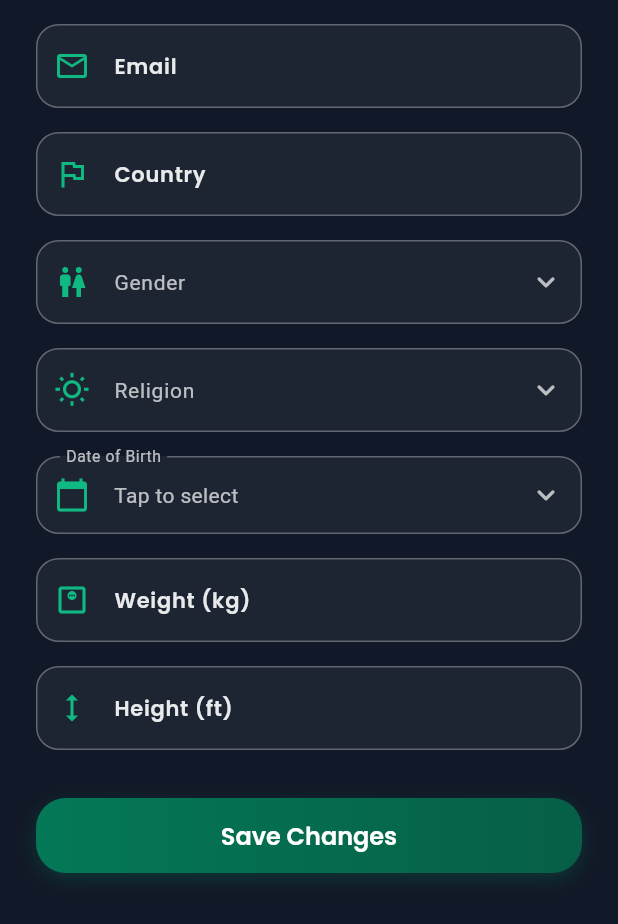
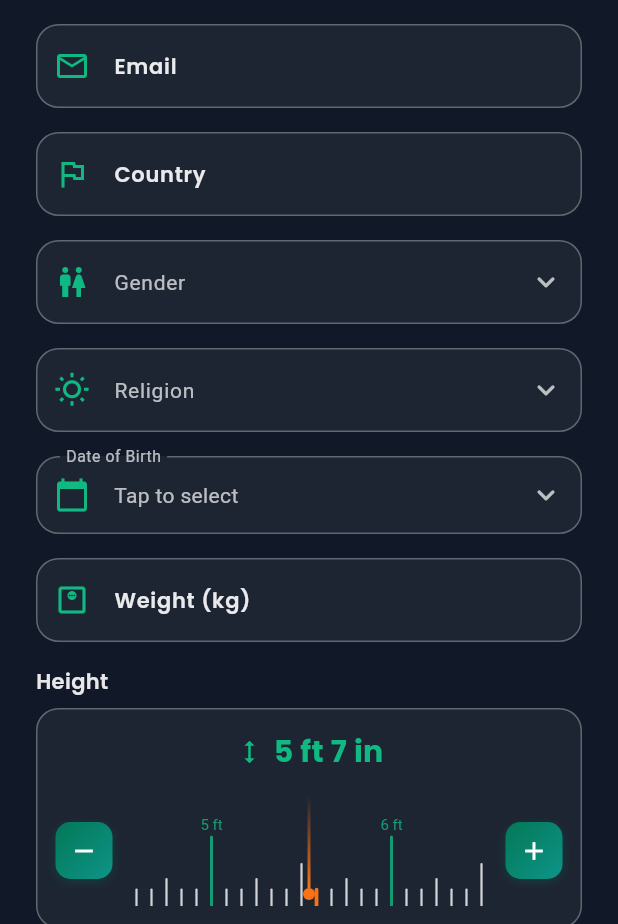
Before and after one commit to me-sharif-hasan/kikhabo-frontend, a Flutter app: the EditProfileScreen screen opened by its route, on a phone screen of 412 x 824 dp, the part 312-1236 px from its top. Run offline on Flutter 3.47's test engine with Material 3 defaults, Android fonts, the phone set to English and light mode, and no system bars; our stand-ins replace cached_network_image, dio, file_picker, firebase_analytics, firebase_core, firebase_messaging and 13 more; missing offline and left inert: gal, youtube_explode_dart; accounts and stored records are empty.

Commit message:
feat: Add HeightScalePicker widget and integrate height selection in registration and edit profile screens

```diff
--- a/lib/presentation/screens/dashboard/edit_profile_screen.dart
+++ b/lib/presentation/screens/dashboard/edit_profile_screen.dart
@@ -8,6 +8,7 @@ import '../../../core/theme/theme_provider.dart';
 import '../../../domain/providers/user_provider.dart';
 import '../../widgets/glass_button.dart';
 import '../../widgets/glass_text_field.dart';
+import '../../widgets/height_scale_picker.dart';
 
 class EditProfileScreen extends ConsumerStatefulWidget {
   const EditProfileScreen({super.key});
@@ -24,7 +25,7 @@ class _EditProfileScreenState extends ConsumerState<EditProfileScreen> {
   late TextEditingController _emailController;
   late TextEditingController _countryController;
   late TextEditingController _weightController;
-  late TextEditingController _heightController;
+  int _selectedHeightInches = 67; // default 5 ft 7 in
 
   String? _selectedGender;
   String? _selectedReligion;
@@ -43,7 +44,6 @@ class _EditProfileScreenState extends ConsumerState<EditProfileScreen> {
     _emailController = TextEditingController();
     _countryController = TextEditingController();
     _weightController = TextEditingController();
-    _heightController = TextEditingController();
   }
 
   @override
@@ -57,7 +57,9 @@ class _EditProfileScreenState extends ConsumerState<EditProfileScreen> {
         _emailController.text = user.email;
         _countryController.text = user.country ?? '';
         _weightController.text = user.weightInKg?.toString() ?? '';
-        _heightController.text = user.heightInFt?.toString() ?? '';
+        if (user.heightInFt != null && user.heightInFt! > 0) {
+          _selectedHeightInches = (user.heightInFt! * 12).round().clamp(12, 96);
+        }
         _selectedGender = _genders.contains(user.gender) ? user.gender : null;
         _selectedReligion = _religions.contains(user.religion) ? user.religion : null;
         if (user.dateOfBirth != null) {
@@ -78,7 +80,6 @@ class _EditProfileScreenState extends ConsumerState<EditProfileScreen> {
     _emailController.dispose();
     _countryController.dispose();
     _weightController.dispose();
-    _heightController.dispose();
     super.dispose();
   }
 
@@ -133,10 +134,7 @@ class _EditProfileScreenState extends ConsumerState<EditProfileScreen> {
     if (weight != null) {
       data['weightInKg'] = weight;
     }
-    final height = double.tryParse(_heightController.text);
-    if (height != null) {
-      data['heightInFt'] = height;
-    }
+    data['heightInFt'] = _selectedHeightInches / 12.0;
 
     final success = await ref.read(userProvider.notifier).updateUser(data);
 
@@ -296,18 +294,10 @@ class _EditProfileScreenState extends ConsumerState<EditProfileScreen> {
                 ),
                 const SizedBox(height: 16),
 
-                GlassTextField(
-                  controller: _heightController,
-                  labelText: 'Height (ft)',
-                  hintText: 'e.g. 5.6',
-                  prefixIcon: Icons.height,
-                  keyboardType:
-                      const TextInputType.numberWithOptions(decimal: true),
-                  validator: (v) {
-                    if (v != null && v.isNotEmpty && double.tryParse(v) == null) {
-                      return 'Enter a valid number';
-                    }
-                    return null;
+                HeightScalePicker(
+                  initialHeightInFt: _selectedHeightInches / 12.0,
+                  onChanged: (ft) {
+                    setState(() => _selectedHeightInches = (ft * 12).round().clamp(12, 96));
                   },
                 ),
                 const SizedBox(height: 32),
--- /dev/null
+++ b/lib/presentation/widgets/height_scale_picker.dart
@@ -0,0 +1,363 @@
+import 'package:flutter/material.dart';
+import '../../core/theme/app_colors.dart';
+import '../../core/theme/app_text_styles.dart';
+
+/// Horizontal ruler-style height picker.
+/// Range: 1 ft (12 in) to 8 ft (96 in) — 85 ticks total.
+/// Outputs value as decimal feet (e.g., 5.583 for 5 ft 7 in).
+class HeightScalePicker extends StatefulWidget {
+  final double? initialHeightInFt;
+  final ValueChanged<double> onChanged;
+
+  const HeightScalePicker({
+    super.key,
+    this.initialHeightInFt,
+    required this.onChanged,
+  });
+
+  @override
+  State<HeightScalePicker> createState() => _HeightScalePickerState();
+}
+
+class _HeightScalePickerState extends State<HeightScalePicker> {
+  static const int _minInches = 12; // 1 ft
+  static const int _maxInches = 96; // 8 ft
+  static const double _tickSpacing = 10.0;
+  static const double _rulerHeight = 74.0;
+
+  late int _selectedInches;
+  final ScrollController _scrollController = ScrollController();
+  bool _suppressScrollListener = false;
+  bool _initialScrollDone = false;
+
+  @override
+  void initState() {
+    super.initState();
+    final initial = widget.initialHeightInFt;
+    if (initial != null && initial > 0) {
+      _selectedInches = (initial * 12).round().clamp(_minInches, _maxInches);
+    } else {
+      _selectedInches = 67; // default 5 ft 7 in
+    }
+    _scrollController.addListener(_onScroll);
+  }
+
+  void _onScroll() {
+    if (_suppressScrollListener) return;
+    final offset = _scrollController.offset;
+    final inches =
+        (offset / _tickSpacing + _minInches).round().clamp(_minInches, _maxInches);
+    if (inches != _selectedInches) {
+      setState(() => _selectedInches = inches);
+      widget.onChanged(inches / 12.0);
+    }
+  }
+
+  double _offsetFor(int inches) => (inches - _minInches) * _tickSpacing;
+
+  void _adjustBy(int delta) {
+    final newInches = (_selectedInches + delta).clamp(_minInches, _maxInches);
+    if (newInches == _selectedInches) return;
+    _suppressScrollListener = true;
+    setState(() => _selectedInches = newInches);
+    widget.onChanged(newInches / 12.0);
+    _scrollController
+        .animateTo(
+          _offsetFor(newInches),
+          duration: const Duration(milliseconds: 250),
+          curve: Curves.easeOut,
+        )
+        .then((_) => _suppressScrollListener = false);
+  }
+
+  @override
+  void dispose() {
+    _scrollController.removeListener(_onScroll);
+    _scrollController.dispose();
+    super.dispose();
+  }
+
+  @override
+  Widget build(BuildContext context) {
+    final ft = _selectedInches ~/ 12;
+    final inRem = _selectedInches % 12;
+    final label = inRem == 0 ? '$ft ft' : '$ft ft $inRem in';
+
+    return Column(
+      crossAxisAlignment: CrossAxisAlignment.start,
+      children: [
+        Text('Height', style: AppTextStyles.labelLarge),
+        const SizedBox(height: 8),
+        Container(
+          padding: const EdgeInsets.symmetric(horizontal: 12, vertical: 14),
+          decoration: BoxDecoration(
+            color: AppColors.glass.withOpacity(0.05),
+            borderRadius: BorderRadius.circular(15),
+            border: Border.all(color: AppColors.glassBorder.withOpacity(0.3)),
+          ),
+          child: Column(
+            children: [
+              // ── Selected height display ──────────────────────────────
+              Row(
+                mainAxisAlignment: MainAxisAlignment.center,
+                children: [
+                  Icon(Icons.height, color: AppColors.primaryLight, size: 20),
+                  const SizedBox(width: 6),
+                  Text(
+                    label,
+                    style: AppTextStyles.titleLarge
+                        .copyWith(color: AppColors.primaryLight),
+                  ),
+                ],
+              ),
+              const SizedBox(height: 14),
+              // ── Ruler row ────────────────────────────────────────────
+              Row(
+                crossAxisAlignment: CrossAxisAlignment.center,
+                children: [
+                  _ScaleButton(
+                    icon: Icons.remove,
+                    onTap: () => _adjustBy(-1),
+                  ),
+                  const SizedBox(width: 8),
+                  Expanded(
+                    child: LayoutBuilder(
+                      builder: (ctx, constraints) {
+                        if (!_initialScrollDone) {
+                          WidgetsBinding.instance.addPostFrameCallback((_) {
+                            if (_scrollController.hasClients) {
+                              _scrollController.jumpTo(_offsetFor(_selectedInches));
+                              _initialScrollDone = true;
+                            }
+                          });
+                        }
+                        return _buildRuler(constraints.maxWidth);
+                      },
+                    ),
+                  ),
+                  const SizedBox(width: 8),
+                  _ScaleButton(
+                    icon: Icons.add,
+                    onTap: () => _adjustBy(1),
+                  ),
+                ],
+              ),
+            ],
+          ),
+        ),
+      ],
+    );
+  }
+
+  Widget _buildRuler(double vpWidth) {
+    final totalTicks = _maxInches - _minInches + 1; // 85
+    final contentWidth = totalTicks * _tickSpacing;
+
+    return ClipRect(
+      child: SizedBox(
+        height: _rulerHeight,
+        child: Stack(
+          alignment: Alignment.center,
+          children: [
+            // ── Scrollable ruler ──────────────────────────────────────
+            NotificationListener<ScrollEndNotification>(
+              onNotification: (notification) {
+                final offset = _scrollController.offset;
+                final exact = offset / _tickSpacing + _minInches;
+                final snapped = exact.round().clamp(_minInches, _maxInches);
+                if (snapped != _selectedInches) {
+                  setState(() => _selectedInches = snapped);
+                  widget.onChanged(snapped / 12.0);
+                }
+                final snapOffset = _offsetFor(snapped);
+                if ((snapOffset - offset).abs() > 0.5) {
+                  _suppressScrollListener = true;
+                  _scrollController
+                      .animateTo(
+                        snapOffset,
+                        duration: const Duration(milliseconds: 150),
+                        curve: Curves.easeOut,
+                      )
+                      .then((_) => _suppressScrollListener = false);
+                }
+                return true;
+              },
+              child: SingleChildScrollView(
+                controller: _scrollController,
+                scrollDirection: Axis.horizontal,
+                physics: const ClampingScrollPhysics(),
+                child: Padding(
+                  padding: EdgeInsets.symmetric(horizontal: vpWidth / 2),
+                  child: SizedBox(
+                    width: contentWidth,
+                    height: _rulerHeight,
+                    child: CustomPaint(
+                      painter: _RulerPainter(
+                        totalTicks: totalTicks,
+                        minInches: _minInches,
+                        tickSpacing: _tickSpacing,
+                        activeInches: _selectedInches,
+                        rulerHeight: _rulerHeight,
+                      ),
+                    ),
+                  ),
+                ),
+              ),
+            ),
+            // ── Fixed centre indicator ────────────────────────────────
+            IgnorePointer(
+              child: Column(
+                mainAxisAlignment: MainAxisAlignment.end,
+                children: [
+                  Container(
+                    width: 2,
+                    height: _rulerHeight - 12,
+                    decoration: BoxDecoration(
+                      gradient: LinearGradient(
+                        begin: Alignment.topCenter,
+                        end: Alignment.bottomCenter,
+                        colors: [
+                          AppColors.accent.withOpacity(0.0),
+                          AppColors.accent,
+                        ],
+                      ),
+                    ),
+                  ),
+                  Container(
+                    width: 8,
+                    height: 8,
+                    decoration: BoxDecoration(
+                      color: AppColors.accent,
+                      shape: BoxShape.circle,
+                    ),
+                  ),
+                  const SizedBox(height: 4),
+                ],
+              ),
+            ),
+          ],
+        ),
+      ),
+    );
+  }
+}
+
+// ─────────────────────────────────────────────────────────────────────────────
+// + / − button
+// ─────────────────────────────────────────────────────────────────────────────
+class _ScaleButton extends StatelessWidget {
+  final IconData icon;
+  final VoidCallback onTap;
+
+  const _ScaleButton({required this.icon, required this.onTap});
+
+  @override
+  Widget build(BuildContext context) {
+    return GestureDetector(
+      onTap: onTap,
+      child: Container(
+        width: 38,
+        height: 38,
+        decoration: BoxDecoration(
+          gradient: AppColors.bgGradient2,
+          borderRadius: BorderRadius.circular(10),
+          boxShadow: [
+            BoxShadow(
+              color: AppColors.primary.withOpacity(0.3),
+              blurRadius: 6,
+              offset: const Offset(0, 2),
+            ),
+          ],
+        ),
+        child: Icon(icon, color: Colors.white, size: 20),
+      ),
+    );
+  }
+}
+
+// ─────────────────────────────────────────────────────────────────────────────
+// Ruler painter — draws tick marks and ft labels
+// ─────────────────────────────────────────────────────────────────────────────
+class _RulerPainter extends CustomPainter {
+  final int totalTicks;
+  final int minInches;
+  final double tickSpacing;
+  final int activeInches;
+  final double rulerHeight;
+
+  const _RulerPainter({
+    required this.totalTicks,
+    required this.minInches,
+    required this.tickSpacing,
+    required this.activeInches,
+    required this.rulerHeight,
+  });
+
+  @override
+  void paint(Canvas canvas, Size size) {
+    final defaultPaint = Paint()
+      ..color = AppColors.glassBorder.withOpacity(0.8)
+      ..strokeWidth = 1.5
+      ..strokeCap = StrokeCap.round;
+
+    final activePaint = Paint()
+      ..color = AppColors.accent
+      ..strokeWidth = 2.5
+      ..strokeCap = StrokeCap.round;
+
+    final ftPaint = Paint()
+      ..color = AppColors.primaryLight.withOpacity(0.8)
+      ..strokeWidth = 2.0
+      ..strokeCap = StrokeCap.round;
+
+    for (int i = 0; i < totalTicks; i++) {
+      final inches = i + minInches;
+      final x = i * tickSpacing + tickSpacing / 2;
+      final isActive = inches == activeInches;
+      final isFt = inches % 12 == 0;
+      final isHalfFt = inches % 6 == 0 && !isFt;
+      final isQuarter = inches % 3 == 0 && !isHalfFt && !isFt;
+
+      double tickH;
+      if (isFt) {
+        tickH = 46;
+      } else if (isHalfFt) {
+        tickH = 28;
+      } else if (isQuarter) {
+        tickH = 18;
+      } else {
+        tickH = 11;
+      }
+
+      final paint = isActive ? activePaint : (isFt ? ftPaint : defaultPaint);
+      canvas.drawLine(
+        Offset(x, size.height - tickH),
+        Offset(x, size.height),
+        paint,
+      );
+
+      // ft label above tall tick
+      if (isFt) {
+        final ft = inches ~/ 12;
+        final tp = TextPainter(
+          text: TextSpan(
+            text: '$ft ft',
+            style: TextStyle(
+              color: isActive ? AppColors.accent : AppColors.primaryLight.withOpacity(0.8),
+              fontSize: isActive ? 11 : 10,
+              fontWeight: isActive ? FontWeight.bold : FontWeight.normal,
+            ),
+          ),
+          textDirection: TextDirection.ltr,
+        )..layout();
+        tp.paint(
+          canvas,
+          Offset(x - tp.width / 2, size.height - tickH - tp.height - 2),
+        );
+      }
+    }
+  }
+
+  @override
+  bool shouldRepaint(_RulerPainter old) => old.activeInches != activeInches;
+}
```
Also changed, not shown: lib/presentation/screens/auth/registration_screen.dart (+16 -21 lines).
